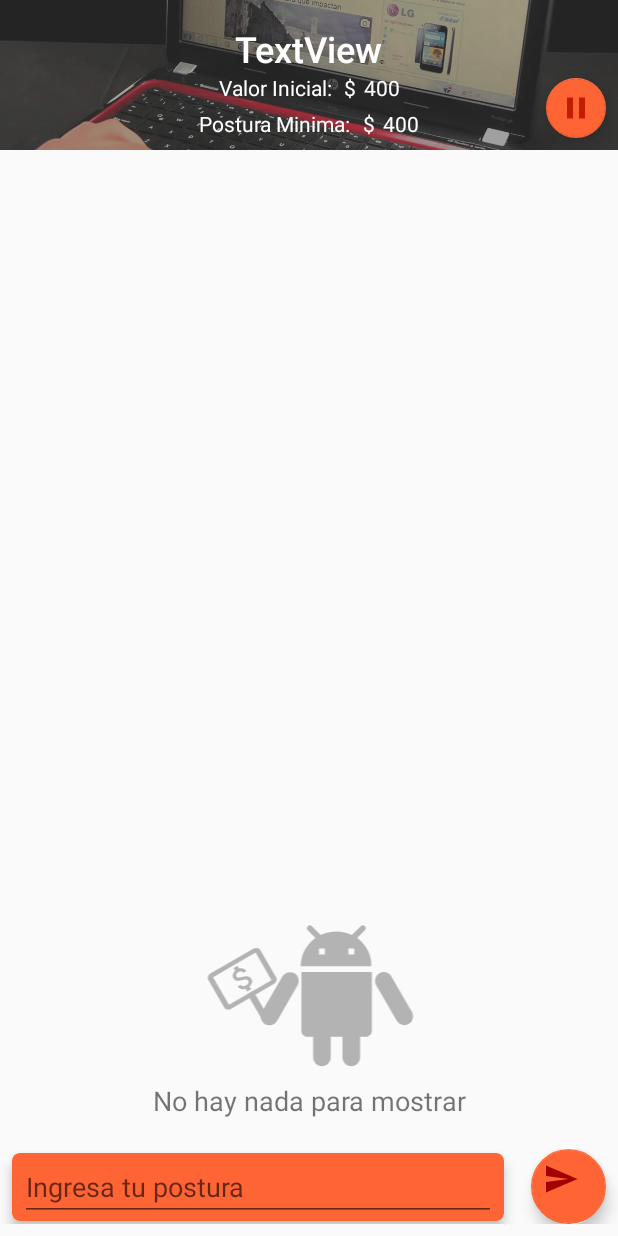
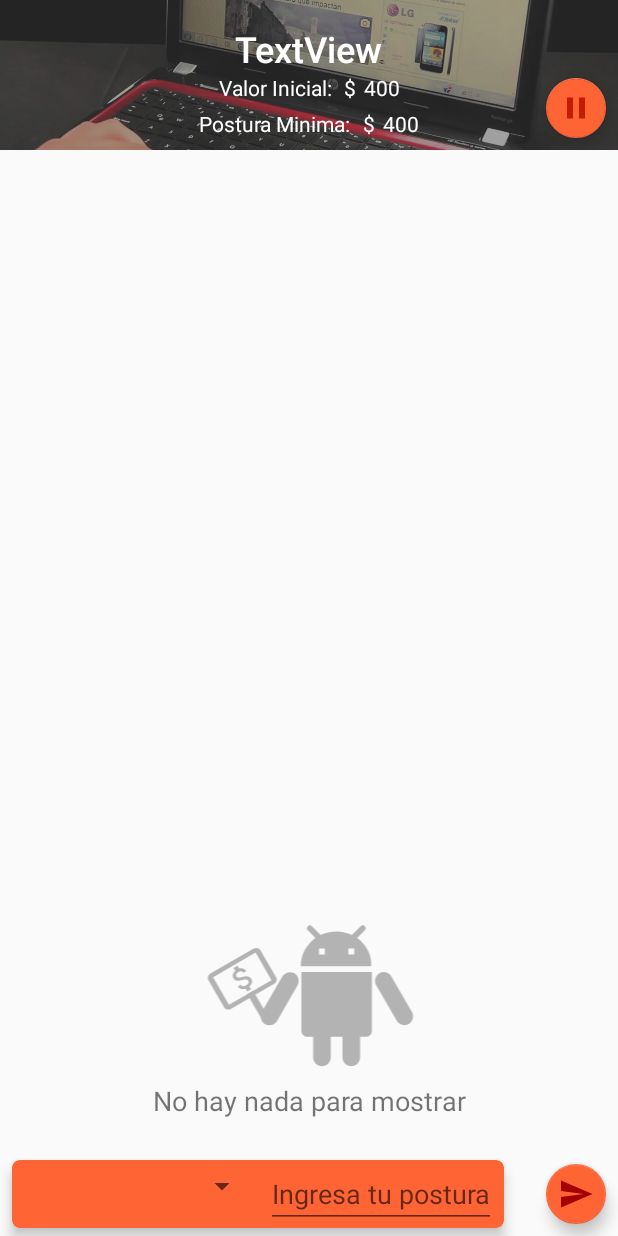
Before and after one commit to alexdgn213/proyecto-Ingenieria-Garcia-Hevia, an Android app: the PantallaPosturas screen opened directly, with no data from a screen before it, on a phone screen of 412 x 824 dp. Run offline under Robolectric (Android 15) with nearby library versions, the phone set to English and light mode, and no system bars; libraries missing offline, so code that uses them is left out: io.realm, io.realm.annotations; 15 statements that could not run were skipped.

Commit message:
Primera Version Estable

```diff
--- a/app/src/main/res/layout/activity_pantalla_posturas.xml
+++ b/app/src/main/res/layout/activity_pantalla_posturas.xml
@@ -26,17 +26,16 @@
     <android.support.constraint.ConstraintLayout
         android:id="@+id/lMartillero"
         android:layout_width="0dp"
-        android:layout_height="0dp"
-        android:visibility="gone"
+        android:layout_height="wrap_content"
+        android:visibility="visible"
         app:layout_constraintBottom_toBottomOf="parent"
         app:layout_constraintHorizontal_bias="0.0"
         app:layout_constraintLeft_toLeftOf="parent"
         app:layout_constraintRight_toRightOf="parent">
 
         <android.support.v7.widget.CardView
-            android:layout_width="0dp"
+            android:layout_width="match_parent"
             android:layout_height="wrap_content"
-            android:layout_marginBottom="16dp"
             android:layout_marginEnd="76dp"
             android:layout_marginLeft="8dp"
             android:layout_marginRight="76dp"
@@ -47,7 +46,21 @@
             app:cardElevation="5dp"
             app:layout_constraintBottom_toBottomOf="parent"
             app:layout_constraintLeft_toLeftOf="parent"
-            app:layout_constraintRight_toRightOf="parent">
+            app:layout_constraintRight_toRightOf="parent"
+            app:layout_constraintTop_toTopOf="parent">
+
+            <LinearLayout
+                android:layout_width="match_parent"
+                android:layout_height="match_parent"
+                android:orientation="horizontal">
+
+                <Spinner
+                    android:id="@+id/spinner"
+                    android:layout_width="match_parent"
+                    android:layout_height="wrap_content"
+                    android:layout_marginLeft="5dp"
+                    android:layout_marginTop="5dp"
+                    android:layout_weight="1" />
 
                 <EditText
                     android:id="@+id/NuevaPosturaMartillero"
@@ -55,43 +68,19 @@
                     android:layout_height="wrap_content"
                     android:layout_marginLeft="5dp"
                     android:layout_marginRight="5dp"
+                    android:layout_weight="1"
                     android:ems="10"
                     android:hint="@string/ingresaPostura"
                     android:inputType="number" />
-        </android.support.v7.widget.CardView>
+            </LinearLayout>
 
-        <android.support.v7.widget.CardView
-            android:layout_width="0dp"
-            android:layout_height="wrap_content"
-            android:layout_marginEnd="8dp"
-            android:layout_marginLeft="8dp"
-            android:layout_marginRight="8dp"
-            android:layout_marginStart="8dp"
-            android:layout_marginTop="8dp"
-            android:paddingLeft="10dp"
-            android:paddingRight="10dp"
-            android:visibility="visible"
-            app:cardBackgroundColor="@color/colorAccent"
-            app:cardCornerRadius="5dp"
-            app:cardElevation="5dp"
-            app:layout_constraintHorizontal_bias="0.0"
-            app:layout_constraintLeft_toLeftOf="parent"
-            app:layout_constraintRight_toRightOf="parent"
-            app:layout_constraintTop_toTopOf="parent">
-
-            <Spinner
-                android:id="@+id/spinner"
-                android:layout_width="match_parent"
-                android:layout_height="wrap_content"
-                tools:layout_editor_absoluteX="8dp"
-                tools:layout_editor_absoluteY="25dp" />
         </android.support.v7.widget.CardView>
 
         <android.support.design.widget.FloatingActionButton
             android:id="@+id/BotonAgregarPosturaMartillero"
-            android:layout_width="1dp"
-            android:layout_height="1dp"
-            android:layout_marginBottom="12dp"
+            android:layout_width="40dp"
+            android:layout_height="40dp"
+            android:layout_marginBottom="8dp"
             android:layout_marginEnd="8dp"
             android:layout_marginRight="8dp"
             android:clickable="true"
@@ -100,7 +89,9 @@
             app:fabSize="mini"
             app:layout_constraintBottom_toBottomOf="parent"
             app:layout_constraintRight_toRightOf="parent"
-            app:srcCompat="@drawable/ic_menu_send" />
+            app:srcCompat="@drawable/ic_menu_send"
+            app:layout_constraintTop_toTopOf="parent"
+            android:layout_marginTop="8dp" />
 
     </android.support.constraint.ConstraintLayout>
 
@@ -137,12 +128,11 @@
         android:id="@+id/lPostor"
         android:layout_width="0dp"
         android:layout_height="wrap_content"
-        android:visibility="visible"
+        android:visibility="gone"
         app:layout_constraintBottom_toBottomOf="parent"
         app:layout_constraintHorizontal_bias="0.0"
         app:layout_constraintLeft_toLeftOf="parent"
-        app:layout_constraintRight_toRightOf="parent"
-        android:layout_marginBottom="8dp">
+        app:layout_constraintRight_toRightOf="parent">
 
         <android.support.v7.widget.CardView
             android:layout_width="0dp"
@@ -173,8 +163,8 @@
 
         <android.support.design.widget.FloatingActionButton
             android:id="@+id/BotonAgregarPostura"
-            android:layout_width="50dp"
-            android:layout_height="50dp"
+            android:layout_width="40dp"
+            android:layout_height="40dp"
             android:layout_marginEnd="8dp"
             android:layout_marginRight="8dp"
             android:clickable="true"
@@ -351,7 +341,7 @@
             android:tint="@color/colorSecondaryDark"
             android:visibility="visible"
             app:fabSize="mini"
-            app:layout_constraintBottom_toBottomOf="@+id/constraintLayout"
+            app:layout_constraintBottom_toBottomOf="parent"
             app:layout_constraintRight_toRightOf="parent"
             app:srcCompat="@drawable/pausar" />
 
```
Lines whose indentation alone changed are shown as unchanged.
